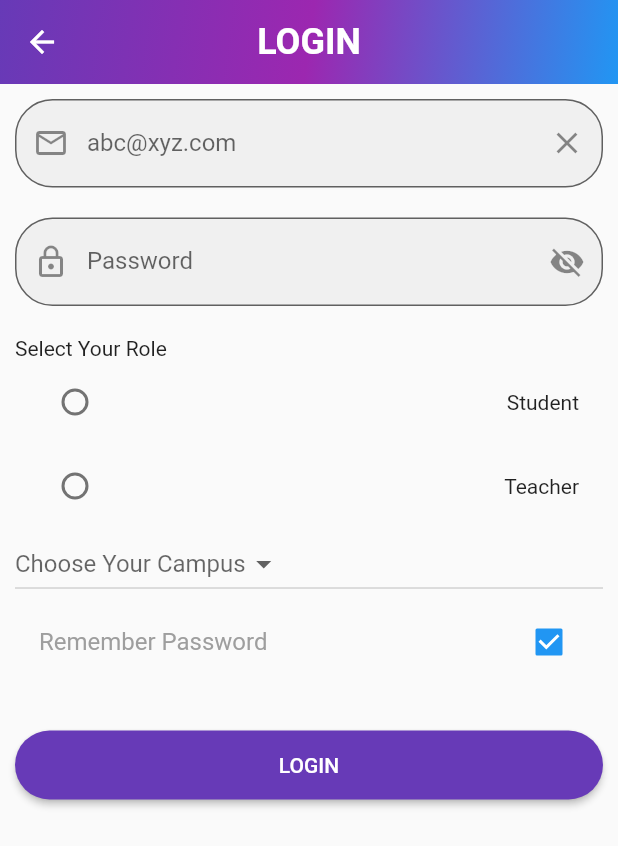
After one commit to ahmadrazza2001/flutter-practice, a Flutter app: the screen it shows after launch, after a tap on "Login", on a phone screen of 412 x 824 dp. The commit adds this screen. Shown: the top 846 px of the screen. Run offline on Flutter 3.47's test engine with Material 2 defaults, Android fonts, the phone set to English and light mode, and no system bars; our stand-ins replace font_awesome_flutter.

Commit message:
new: created login form with basic validations, styling the main.dart

```diff
--- /dev/null
+++ b/lib/LoginForm.dart
@@ -0,0 +1,213 @@
+import 'package:flutter/material.dart';
+
+class LoginForm extends StatefulWidget {
+  const LoginForm({Key? key}) : super(key: key);
+
+  @override
+  State<LoginForm> createState() => _LoginFormState();
+}
+
+class _LoginFormState extends State<LoginForm> {
+  final _formKey = GlobalKey<FormState>();
+  bool _checkbox = true;
+  bool _obscureText = true;
+  String? _selectedCategory;
+  int? _selectedRole;
+
+  final TextEditingController _emailController = TextEditingController();
+  final TextEditingController _passwordController = TextEditingController();
+
+  final List<String> _categories = [
+    "Select your campus",
+    "Islamabad",
+    "Lahore",
+    "Karachi",
+  ];
+
+  bool _validateCredentials() {
+    return _emailController.text == "test@demo.com" &&
+        _passwordController.text == "123456";
+  }
+
+  @override
+  Widget build(BuildContext context) {
+    return Scaffold(
+      appBar: AppBar(
+        flexibleSpace: Container(
+          decoration: BoxDecoration(
+            gradient: LinearGradient(
+              begin: Alignment.topLeft,
+              end: Alignment.bottomRight,
+              colors: [
+                Colors.deepPurple,
+                Colors.purple,
+                Colors.blue,
+              ],
+            ),
+          ),
+        ),
+        title: const Text(
+          "LOGIN",
+          style: TextStyle(
+            color: Colors.white,
+            fontWeight: FontWeight.bold,
+            fontSize: 24,
+          ),
+        ),
+        centerTitle: true,
+        elevation: 0,
+      ),
+      body: Container(
+        margin: EdgeInsets.all(10),
+        child: Form(
+          key: _formKey,
+          child: ListView(
+            children: [
+              //email
+              TextFormField(
+                controller: _emailController,
+                decoration: InputDecoration(
+                  border: OutlineInputBorder(
+                    borderRadius: BorderRadius.circular(25.0),
+                  ),
+                  hintText: "Email",
+                  labelText: "abc@xyz.com",
+                  prefixIcon: const Icon(Icons.email_outlined),
+                  suffixIcon: IconButton(
+                    icon: const Icon(Icons.close),
+                    onPressed: () {
+                      _emailController.clear();
+                    },
+                  ),
+                  alignLabelWithHint: false,
+                  filled: true,
+                ),
+                keyboardType: TextInputType.emailAddress,
+                textInputAction: TextInputAction.next,
+                validator: (value) {
+                  if (value == null || value.isEmpty) {
+                    return 'Please enter your email';
+                  }
+                  if (!value.contains('@')) {
+                    return 'Please enter a valid email';
+                  }
+                  return null;
+                },
+              ),
+              SizedBox(height: 20),
+              //password
+              TextFormField(
+                controller: _passwordController,
+                obscureText: _obscureText,
+                decoration: InputDecoration(
+                  border: OutlineInputBorder(
+                    borderRadius: BorderRadius.circular(25.0),
+                  ),
+                  hintText: "Password",
+                  labelText: "Password",
+                  prefixIcon: const Icon(Icons.lock_outline),
+                  suffixIcon: IconButton(
+                    icon: _obscureText
+                        ? const Icon(Icons.visibility_off)
+                        : const Icon(Icons.visibility),
+                    onPressed: () {
+                      setState(() {
+                        _obscureText = !_obscureText;
+                      });
+                    },
+                  ),
+                  alignLabelWithHint: false,
+                  filled: true,
+                ),
+                validator: (value) {
+                  if (value == null || value.isEmpty) {
+                    return 'Please enter your password';
+                  }
+                  if (value.length < 6) {
+                    return 'Password should be at least 6 characters';
+                  }
+                  return null;
+                },
+              ),
+              SizedBox(height: 20),
+              const Text("Select Your Role"),
+              ListTile(
+                leading: Radio<int>(
+                  value: 1,
+                  groupValue: _selectedRole,
+                  onChanged: (int? value) {
+                    setState(() {
+                      _selectedRole = value;
+                    });
+                  },
+                ),
+                trailing: const Text('Student'),
+              ),
+              ListTile(
+                leading: Radio<int>(
+                  value: 2,
+                  groupValue: _selectedRole,
+                  onChanged: (int? value) {
+                    setState(() {
+                      _selectedRole = value;
+                    });
+                  },
+                ),
+                trailing: const Text('Teacher'),
+              ),
+              DropdownButton<String>(
+                value: _selectedCategory,
+                hint: Text("Choose Your Campus"),
+                items: _categories.map((String value) {
+                  return DropdownMenuItem<String>(
+                    value: value,
+                    child: Text(value),
+                  );
+                }).toList(),
+                onChanged: (newValue) {
+                  setState(() {
+                    _selectedCategory = newValue!;
+                  });
+                },
+              ),
+              CheckboxListTile(
+                title: const Text(
+                  'Remember Password',
+                  style: TextStyle(color: Colors.grey),
+                ),
+                value: _checkbox,
+                onChanged: (value) {
+                  setState(() => _checkbox = value!);
+                },
+              ),
+              SizedBox(height: 30),
+              ElevatedButton(
+                onPressed: () {
+                  if (_formKey.currentState!.validate()) {
+                    if (_validateCredentials()) {
+                      ScaffoldMessenger.of(context).showSnackBar(
+                        SnackBar(content: Text('Login Successful')),
+                      );
+                    } else {
+                      ScaffoldMessenger.of(context).showSnackBar(
+                        SnackBar(content: Text('Invalid Credentials')),
+                      );
+                    }
+                  }
+                },
+                style: ElevatedButton.styleFrom(
+                  shape: RoundedRectangleBorder(
+                    borderRadius: BorderRadius.circular(25.0),
+                  ),
+                  primary: Colors.deepPurple,
+                  padding: EdgeInsets.symmetric(horizontal: 50, vertical: 15),
+                ),
+                child: Text("LOGIN"),
+              ),
+            ],
+          ),
+        ),
+      ),
+    );
+  }
+}
--- a/lib/main.dart
+++ b/lib/main.dart
@@ -1,5 +1,7 @@
 import 'package:flutter/material.dart';
+import 'package:font_awesome_flutter/font_awesome_flutter.dart';
 import 'package:practice/page2.dart';
+import 'package:practice/LoginForm.dart';
 
 void main() {
   runApp(const MyApp());
@@ -12,7 +14,7 @@ class MyApp extends StatelessWidget {
   Widget build(BuildContext context) {
     return MaterialApp(
       theme: ThemeData(
-        fontFamily: 'Roboto', // Set the default font family
+        fontFamily: 'Roboto',
       ),
       home: Scaffold(
         appBar: AppBar(
@@ -30,7 +32,7 @@ class MyApp extends StatelessWidget {
             ),
           ),
           title: const Text(
-            "DICEBOX",
+            "DICEBOX - LMS",
             style: TextStyle(
               color: Colors.white,
               fontWeight: FontWeight.bold,
@@ -40,75 +42,71 @@ class MyApp extends StatelessWidget {
           centerTitle: true,
           elevation: 0,
         ),
-        body: Center(
-          child: Stack(
-            alignment: Alignment.center,
-            children: [
-              Positioned(
-                top: 50,
-                child: Container(
-                  width: 200,
-                  height: 200,
-                  decoration: BoxDecoration(
-                    image: DecorationImage(
-                      image: AssetImage('1.jpg'),
-                      fit: BoxFit.cover,
+        body: GridView.count(
+          crossAxisCount: 2,
+          children: <Widget>[
+            _buildCard(FontAwesomeIcons.bookOpen, "Courses", Page2(), context),
+            _buildCard(
+                FontAwesomeIcons.signInAlt, "Login", LoginForm(), context),
+            // Add more cards as needed
+          ],
         ),
       ),
+    );
+  }
+
+  Widget _buildCard(
+      IconData icon, String label, Widget route, BuildContext context) {
+    return Card(
+      elevation: 4,
+      margin: EdgeInsets.all(10),
+      shape: RoundedRectangleBorder(
+        borderRadius: BorderRadius.circular(15),
       ),
-              ),
-              Column(
-                mainAxisAlignment: MainAxisAlignment.center,
-                children: [
-                  Row(
-                    mainAxisAlignment: MainAxisAlignment.center,
-                    children: [
-                      Container(
-                        padding: const EdgeInsets.all(10),
       child: Builder(
         builder: (BuildContext context) {
-                            return ElevatedButton(
-                              onPressed: () {
+          return InkWell(
+            onTap: () {
               Navigator.push(
                 context,
-                                  MaterialPageRoute(
-                                      builder: (context) => Page2()),
+                MaterialPageRoute(builder: (context) => route),
               );
             },
-                              child: Text("Next Page"),
-                            );
-                          },
-                        ),
-                      ),
-                      SizedBox(width: 20),
-                      SizedBox(width: 20),
-                      Container(
-                        padding: const EdgeInsets.all(10),
-                        color: const Color.fromARGB(255, 216, 216, 216)
-                            .withOpacity(0.5),
-                        child: const Text("2nd Item"),
-                      ),
+            child: Container(
+              decoration: BoxDecoration(
+                gradient: LinearGradient(
+                  begin: Alignment.topLeft,
+                  end: Alignment.bottomRight,
+                  colors: [
+                    Colors.deepPurple,
+                    Colors.purple,
+                    Colors.blue,
                   ],
                 ),
-                  SizedBox(height: 30),
-                ],
+                borderRadius: BorderRadius.circular(15),
               ),
-              Positioned(
-                bottom: 50,
-                child: Container(
-                  width: 200,
-                  height: 200,
-                  decoration: BoxDecoration(
-                    image: DecorationImage(
-                      image: AssetImage('1.jpg'),
-                      fit: BoxFit.cover,
+              child: Column(
+                mainAxisAlignment: MainAxisAlignment.center,
+                children: <Widget>[
+                  Icon(
+                    icon,
+                    size: 60,
+                    color: Colors.white,
                   ),
-                  ),
+                  SizedBox(height: 10),
+                  Text(
+                    label,
+                    style: TextStyle(
+                      color: Colors.white,
+                      fontSize: 18,
+                      fontWeight: FontWeight.bold,
                     ),
                   ),
                 ],
               ),
             ),
+          );
+        },
       ),
     );
   }
--- a/lib/page2.dart
+++ b/lib/page2.dart
@@ -28,7 +28,7 @@ class Page2 extends StatelessWidget {
           ),
         ),
         title: const Text(
-          "PAGE 2",
+          "LIST",
           style: TextStyle(
             color: Colors.white,
             fontWeight: FontWeight.bold,
--- a/pubspec.yaml
+++ b/pubspec.yaml
@@ -30,7 +30,7 @@ environment:
 dependencies:
   flutter:
     sdk: flutter
-
+  font_awesome_flutter: 10.6.0
   # The following adds the Cupertino Icons font to your application.
   # Use with the CupertinoIcons class for iOS style icons.
   cupertino_icons: ^1.0.2
```
Also changed, not shown: pubspec.lock. Lines whose indentation alone changed are shown as unchanged.
